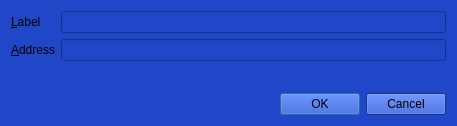
Above: src/qt/forms/editaddressdialog.ui from digibyte/digibyte before the change. Below: the same form after it.
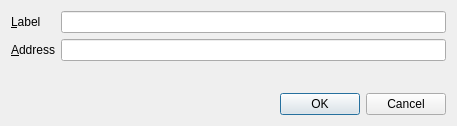
That is the form after the change. Custom widgets are drawn as their Qt base class.

```diff
--- a/src/qt/forms/editaddressdialog.ui
+++ b/src/qt/forms/editaddressdialog.ui
@@ -13,9 +13,6 @@
   <property name="windowTitle">
    <string>Edit Address</string>
   </property>
-  <property name="styleSheet">
-   <string notr="true">background-color: rgb(31, 71, 200);</string>
-  </property>
   <layout class="QVBoxLayout" name="verticalLayout">
    <item>
     <layout class="QFormLayout" name="formLayout">
```
